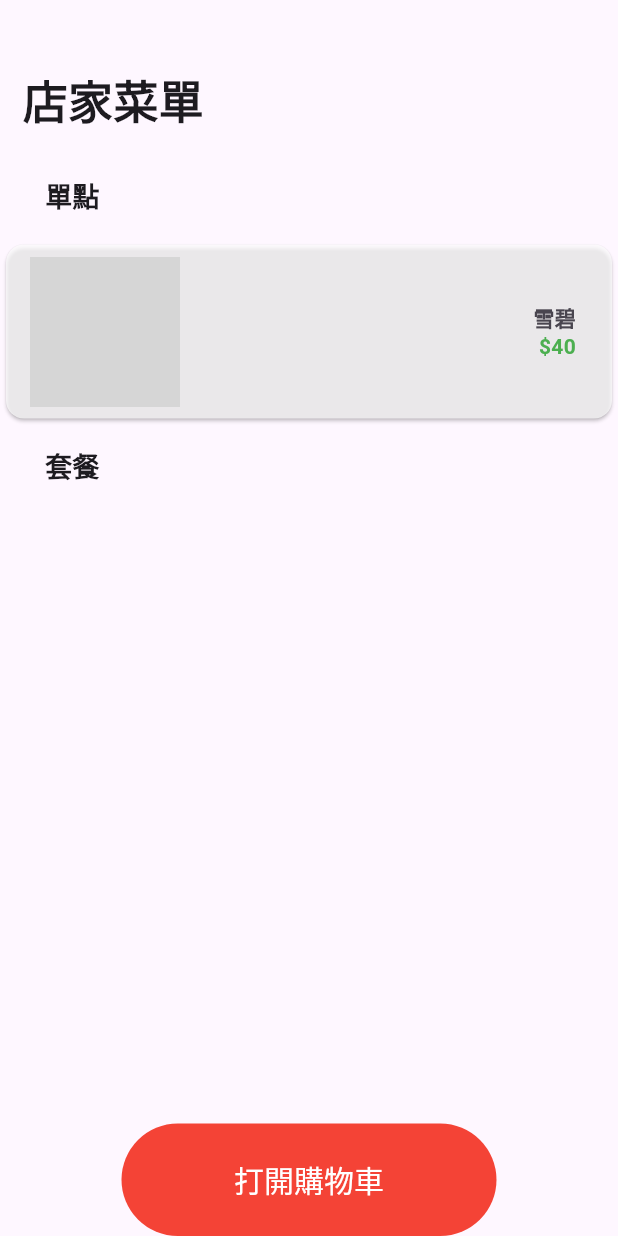
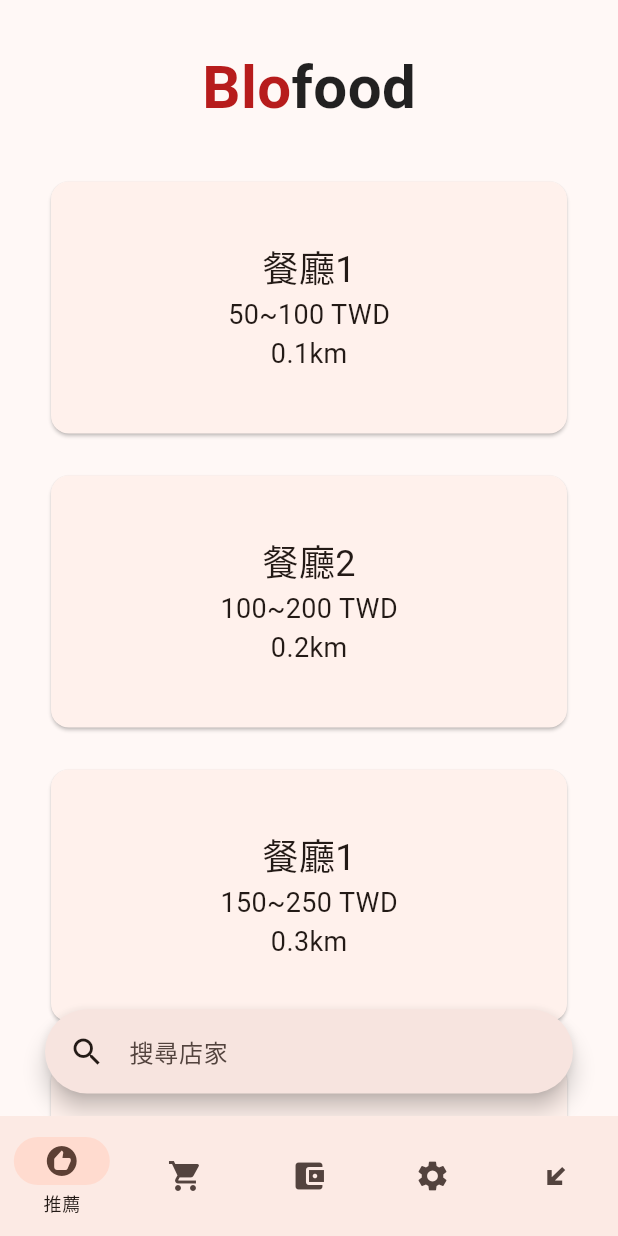
Before and after one commit to Ru034/Foodapp_user, a Flutter app: the HomePage screen opened directly, after a tap on "打開店家", on a phone screen of 412 x 824 dp. Run offline on Flutter 3.47's test engine with Material 2 defaults, Android fonts, the phone set to English and light mode, and no system bars; our stand-ins replace csv, file_picker, google_sign_in, googleapis_auth, image_picker, shared_preferences; missing offline and left inert: googleapis; accounts and stored records are empty; grey boxes are pictures that could not be loaded.

Commit message:
將學弟的東西加進來

```diff
--- a/lib/main.dart
+++ b/lib/main.dart
@@ -17,6 +17,7 @@ import 'package:googleapis_auth/auth_io.dart';
 import 'dart:convert'; // for utf8
 import 'dart:async'; // for Stream
 import 'shopmenu.dart';
+import 'main2.dart';
 
 /*
 app:foodapp
@@ -49,12 +50,10 @@ class MyApp extends StatelessWidget {
 }
 
 
-
 class HomePage extends StatefulWidget {
-  //const HomePage({Key? key}) : super(key: key);
-
+  //HomePage 的狀態類別，用於管理狀態變化
   @override
-  State<HomePage> createState() => _HomePageState();
+  _HomePageState createState() => _HomePageState();
 }
 
 class _HomePageState extends State<HomePage> {
@@ -80,7 +79,7 @@ class _HomePageState extends State<HomePage> {
               children: [
                 ElevatedButton(
                   onPressed: () async {
-                    Navigator.push(context , MaterialPageRoute(builder: (context) =>shopmenu()));
+                    Navigator.push(context , MaterialPageRoute(builder: (context) =>main2()));
                   },
                   child: Text("打開店家"),
                 ),
--- /dev/null
+++ b/lib/main2.dart
@@ -0,0 +1,76 @@
+import 'package:flutter/material.dart';
+import 'recommend_page.dart';
+import 'order_page.dart';
+import 'wallet_page.dart';
+import 'setting_page.dart';
+import 'shopmenu.dart';
+
+
+
+class main2 extends StatelessWidget {
+  const main2({Key? key}) : super(key: key);
+
+  // This widget is the root of your application.
+  @override
+  Widget build(BuildContext context) {
+    return MaterialApp(
+      title: 'Blofood',
+      debugShowCheckedModeBanner: false,
+      theme: ThemeData(
+        colorScheme: ColorScheme.fromSeed(seedColor: Colors.brown),
+        useMaterial3: true,
+      ),
+      home: const MyHomePage(title: 'Blofood HomePage'),
+    );
+  }
+}
+
+class MyHomePage extends StatefulWidget {
+  const MyHomePage({super.key, required this.title});
+  final String title;
+
+  @override
+  State<MyHomePage> createState() => _MyHomePageState();
+}
+
+class _MyHomePageState extends State<MyHomePage> {
+  int index = 0; //選擇NavigationBar的項目
+  final screens = [
+    const RecommendPage(),
+    const OrderPage(),
+    const WalletPage(),
+    const SettingPage(),
+    const shopmenu(),
+  ]; //傳送至頁面的陣列
+  @override
+  Widget build(BuildContext context) {
+    // This method is rerun every time setState is called, for instance as done
+    // by the _incrementCounter method above.
+    //
+    // The Flutter framework has been optimized to make rerunning build methods
+    // fast, so that you can just rebuild anything that needs updating rather
+    // than having to individually change instances of widgets.
+    return Scaffold(
+      body: IndexedStack(
+        index: index,
+        children: screens,
+      ),
+      bottomNavigationBar: NavigationBar(
+        labelBehavior: NavigationDestinationLabelBehavior.onlyShowSelected,
+        selectedIndex: index,
+        onDestinationSelected: (index) {
+          setState(() {
+            this.index = index;
+          });
+        },
+        destinations: const [
+          NavigationDestination(icon: Icon(Icons.recommend), label: "推薦"),
+          NavigationDestination(icon: Icon(Icons.shopping_cart), label: "訂單"),
+          NavigationDestination(icon: Icon(Icons.account_balance_wallet), label: "錢包"),
+          NavigationDestination(icon: Icon(Icons.settings), label: "設定"),
+          NavigationDestination(icon: Icon(Icons.transit_enterexit), label: "測試"),
+        ],
+      ),
+    );
+  }
+}
--- /dev/null
+++ b/lib/order_page.dart
@@ -0,0 +1,19 @@
+import 'package:flutter/material.dart';
+
+class OrderPage extends StatefulWidget {
+  const OrderPage({Key? key}) : super(key: key);
+
+  @override
+  State<OrderPage> createState() => _OrderPageState();
+}
+
+class _OrderPageState extends State<OrderPage> {
+  @override
+  Widget build(BuildContext context) {
+    return const Scaffold(
+      body: Center(
+        child: Text('OrderPage'),
+      ),
+    );
+  }
+}
--- /dev/null
+++ b/lib/recommend_page.dart
@@ -0,0 +1,146 @@
+import 'package:flutter/material.dart';
+
+class RecommendPage extends StatefulWidget {
+  const RecommendPage({Key? key}) : super(key: key);
+
+  @override
+  State<RecommendPage> createState() => _RecommendPageState();
+}
+
+class _RecommendPageState extends State<RecommendPage> {
+  List<String> storeNameList = [
+    '餐廳1',
+    '餐廳2',
+    '餐廳1',
+    '餐廳2',
+    '餐廳1',
+    '餐廳2',
+    '餐廳1',
+    '餐廳2',
+    '餐廳1',
+    '餐廳2',
+    '餐廳1',
+    '餐廳2'
+  ];
+  List<String> storePriceList = [
+    '50~100 TWD',
+    '100~200 TWD',
+    '150~250 TWD',
+    '200~300 TWD',
+    '250~350 TWD',
+    '300~400 TWD',
+    '350~450 TWD',
+    '400~500 TWD',
+    '450~550 TWD',
+    '500~600 TWD',
+    '550~650 TWD',
+    '600~700 TWD'
+  ];
+  List<String> storeDistanceList = [
+    '0.1km',
+    '0.2km',
+    '0.3km',
+    '0.4km',
+    '0.5km',
+    '0.6km',
+    '0.7km',
+    '0.8km',
+    '0.9km',
+    '1.0km',
+    '1.1km',
+    '1.2km'
+  ];
+
+  @override
+  Widget build(BuildContext context) {
+    final titleStyle = TextStyle(
+      fontSize: 40,
+      fontWeight: FontWeight.w600,
+    );
+
+    return Scaffold(
+
+        body: Stack(
+          children: [
+            ListView(
+              children: [
+                Padding(padding: EdgeInsets.only(
+                    left: 30, top: 30, right: 30, bottom: 120), child: Column(
+                  children: [
+                    Row(
+                      mainAxisAlignment: MainAxisAlignment.center,
+                      children: [
+                        Text("Blo",
+                            style: titleStyle.copyWith(
+                                color: Colors.red[900])),
+                        Text("food",
+                            style: titleStyle.copyWith(
+                                color: Colors.black87)),
+                      ],
+                    ),
+                    SizedBox(height: 30),
+
+                    GridView.builder(
+                      shrinkWrap: true,
+                      physics: NeverScrollableScrollPhysics(),
+                      gridDelegate: SliverGridDelegateWithFixedCrossAxisCount(
+                        crossAxisCount: 1,
+                        childAspectRatio: 2.0,
+                        mainAxisSpacing: 20,
+                      ),
+                      itemCount: 12,
+                      itemBuilder: (context, index) {
+                        return SizedBox(
+                            height: 100,
+                            width: 200,
+                            child: Card(
+                                clipBehavior: Clip.hardEdge,
+                                child: InkWell(
+                                  splashColor: Colors.brown.withAlpha(75),
+                                  onTap: () {},
+                                  child: Column(
+                                    mainAxisAlignment: MainAxisAlignment.center,
+                                    children: [
+                                      Text(
+                                        storeNameList[index],
+                                        style: TextStyle(fontSize: 24),
+                                      ),
+                                      Text(
+                                        storePriceList[index],
+                                        style: TextStyle(fontSize: 18),
+                                      ),
+                                      Text(
+                                        storeDistanceList[index],
+                                        style: TextStyle(fontSize: 18),
+                                      ),
+                                    ],
+                                  ),
+                                )));
+                      },
+                    ),
+                  ],
+                ),)
+              ],
+            ),
+            Container(
+              alignment: Alignment.bottomCenter,
+              child:
+              Padding(
+                  padding: EdgeInsets.only(
+                      left: 30, top: 0, right: 30, bottom: 15),
+                  child: SearchBar(
+                    padding: const MaterialStatePropertyAll<EdgeInsets>(
+                        EdgeInsets.symmetric(horizontal: 16.0)),
+                    leading: const Icon(Icons.search),
+                    hintText: '搜尋店家',
+                  )
+              ),
+
+            )
+          ],
+        )
+
+
+    );
+  }
+}
--- /dev/null
+++ b/lib/search_page.dart
@@ -0,0 +1,19 @@
+import 'package:flutter/material.dart';
+
+class SearchPage extends StatefulWidget {
+  const SearchPage({Key? key}) : super(key: key);
+
+  @override
+  State<SearchPage> createState() => _SearchPageState();
+}
+
+class _SearchPageState extends State<SearchPage> {
+  @override
+  Widget build(BuildContext context) {
+    return const Scaffold(
+      body: Center(
+        child: Text('SearchPage'),
+      ),
+    );
+  }
+}
--- /dev/null
+++ b/lib/setting_page.dart
@@ -0,0 +1,19 @@
+import 'package:flutter/material.dart';
+
+class SettingPage extends StatefulWidget {
+  const SettingPage({Key? key}) : super(key: key);
+
+  @override
+  State<SettingPage> createState() => _SettingPageState();
+}
+
+class _SettingPageState extends State<SettingPage> {
+  @override
+  Widget build(BuildContext context) {
+    return const Scaffold(
+      body: Center(
+        child: Text('SettingPage'),
+      ),
+    );
+  }
+}
--- /dev/null
+++ b/lib/wallet_page.dart
@@ -0,0 +1,19 @@
+import 'package:flutter/material.dart';
+
+class WalletPage extends StatefulWidget {
+  const WalletPage({Key? key}) : super(key: key);
+
+  @override
+  State<WalletPage> createState() => _WalletPageState();
+}
+
+class _WalletPageState extends State<WalletPage> {
+  @override
+  Widget build(BuildContext context) {
+    return const Scaffold(
+      body: Center(
+        child: Text('WalletPage'),
+      ),
+    );
+  }
+}
```
